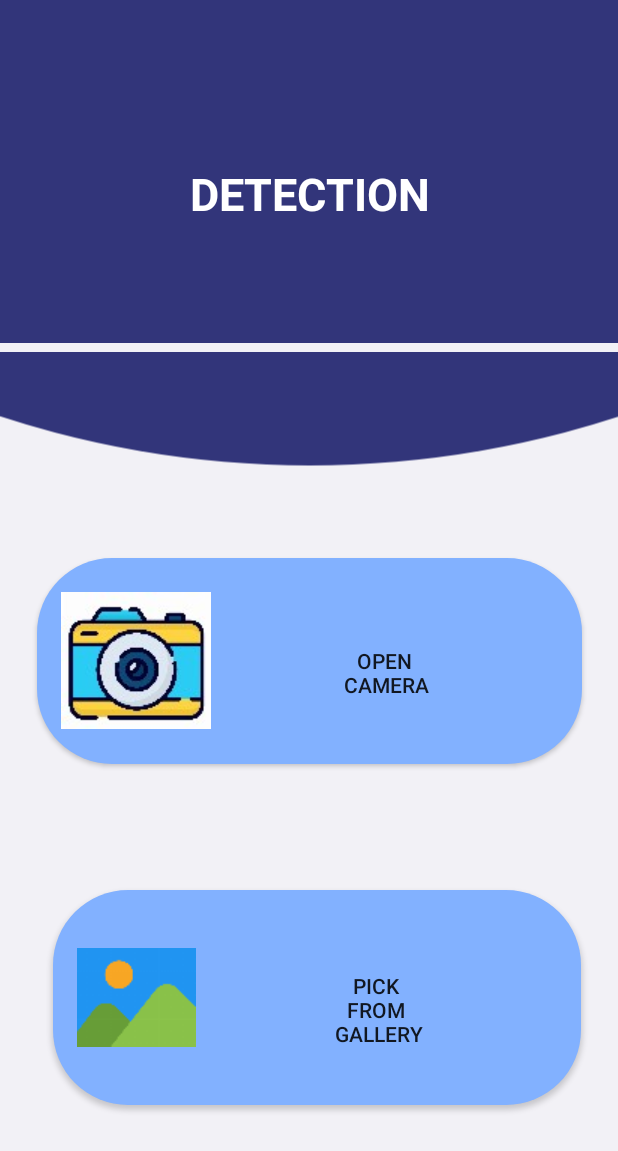
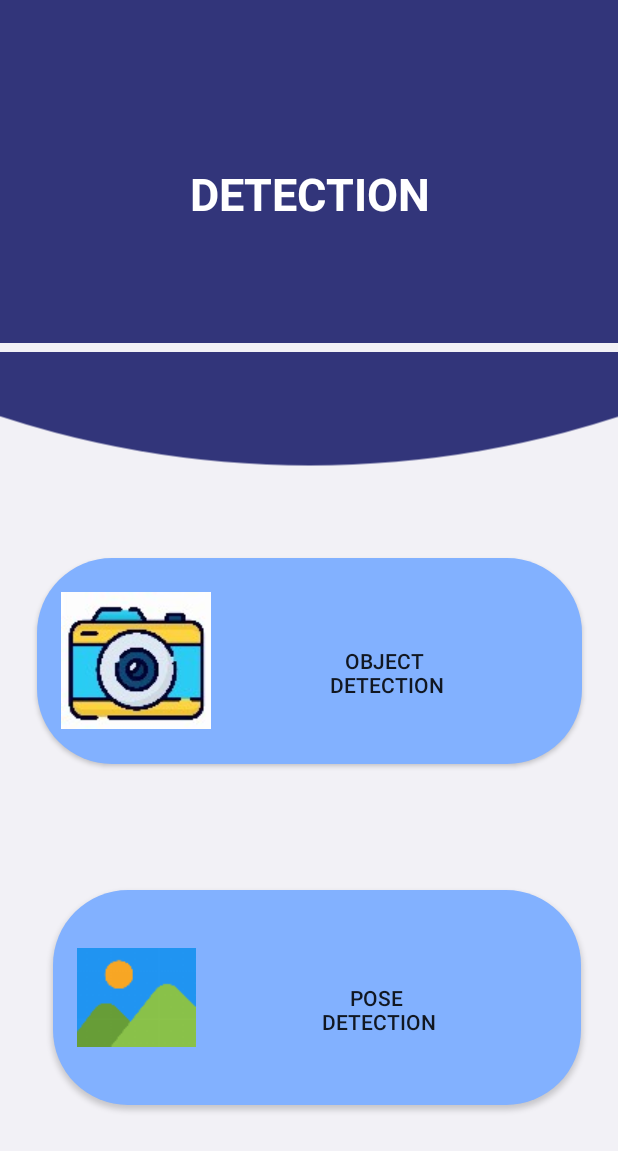
Before and after one commit to Kritika-Manglam/VisionAI, an Android app: the screen it shows after launch (firstpg before the commit, choicePage after it), on a phone screen of 412 x 824 dp. Shown: the top 1151 px of the screen. Run offline under Robolectric (Android 15) with nearby library versions, the phone set to English and light mode, and no system bars.

Commit message:
PoseDetection added

```diff
--- a/app/src/main/AndroidManifest.xml
+++ b/app/src/main/AndroidManifest.xml
@@ -19,6 +19,12 @@
         android:theme="@style/Theme.MyApplication"
         tools:targetApi="31">
         <activity
+            android:name=".choicePage"
+            android:exported="false" />
+        <activity
+            android:name=".PoseDetection"
+            android:exported="false" />
+        <activity
             android:name=".imagedetect"
             android:exported="false" />
         <activity
--- a/app/src/main/java/com/example/myapplication/SplashScreen.kt
+++ b/app/src/main/java/com/example/myapplication/SplashScreen.kt
@@ -17,7 +17,7 @@ class SplashScreen : AppCompatActivity() {
         enableEdgeToEdge()
         setContentView(R.layout.activity_splash_screen)
         Handler(Looper.getMainLooper()).postDelayed({
-            startActivity(Intent(this,firstpg::class.java))
+            startActivity(Intent(this,choicePage::class.java))
             finish()//to not get this page even after doing back from all the pages
         } ,3000)
 //        ViewCompat.setOnApplyWindowInsetsListener(findViewById(R.id.main)) { v, insets ->
--- /dev/null
+++ b/app/src/main/java/com/example/myapplication/choicePage.kt
@@ -0,0 +1,38 @@
+package com.example.myapplication
+
+import android.content.Intent
+import android.os.Bundle
+import android.widget.Button
+import androidx.activity.enableEdgeToEdge
+import androidx.appcompat.app.AppCompatActivity
+import androidx.core.view.ViewCompat
+import androidx.core.view.WindowInsetsCompat
+
+class choicePage : AppCompatActivity() {
+    private lateinit var bt1 : Button
+    private lateinit var bt2 : Button
+    override fun onCreate(savedInstanceState: Bundle?) {
+        super.onCreate(savedInstanceState)
+        enableEdgeToEdge()
+        setContentView(R.layout.activity_choice_page)
+        bt1= findViewById(R.id.b1)
+        bt1.setOnClickListener{
+            val intent= Intent (this , firstpg::class.java )
+            startActivity(intent)
+        }
+
+        bt2= findViewById(R.id.b2)
+        bt2.setOnClickListener{
+            val intent= Intent (this , PoseDetection::class.java )
+            startActivity(intent)
+        }
+
+
+
+//        ViewCompat.setOnApplyWindowInsetsListener(findViewById(R.id.main)) { v, insets ->
+//            val systemBars = insets.getInsets(WindowInsetsCompat.Type.systemBars())
+//            v.setPadding(systemBars.left, systemBars.top, systemBars.right, systemBars.bottom)
+//            insets
+//        }
+    }
+}
--- /dev/null
+++ b/app/src/main/res/layout/activity_choice_page.xml
@@ -0,0 +1,87 @@
+<?xml version="1.0" encoding="utf-8"?>
+<androidx.constraintlayout.widget.ConstraintLayout xmlns:android="http://schemas.android.com/apk/res/android"
+    xmlns:app="http://schemas.android.com/apk/res-auto"
+    xmlns:tools="http://schemas.android.com/tools"
+    android:id="@+id/main"
+    android:layout_width="match_parent"
+    android:layout_height="match_parent"
+    tools:context=".choicePage"
+    android:background="@color/light_blue">
+
+
+<Button
+    android:id="@+id/b1"
+    android:layout_width="363dp"
+    android:layout_height="137dp"
+    android:background="@drawable/btn_gallery"
+    android:drawableStart="@drawable/cam"
+    android:paddingHorizontal="16dp"
+    android:text=" \n Object \n Detection"
+    android:textAlignment="center"
+    android:textColorLink="#FFFFFF"
+    app:layout_constraintBottom_toBottomOf="parent"
+    app:layout_constraintEnd_toEndOf="parent"
+    app:layout_constraintStart_toStartOf="parent"
+    app:layout_constraintTop_toBottomOf="@+id/textView3"
+    app:layout_constraintVertical_bias="0.392" />
+
+<Button
+    android:id="@+id/b2"
+    android:layout_width="352dp"
+    android:layout_height="143dp"
+    android:background="@drawable/btn_gallery"
+    android:backgroundTint="@color/blue"
+    android:drawableStart="@drawable/pic"
+    android:paddingHorizontal="16dp"
+    android:text="  \n Pose \n Detection"
+    android:textAlignment="center"
+    android:textColorLink="#F7FFFFFF"
+    app:layout_constraintBottom_toBottomOf="parent"
+    app:layout_constraintEnd_toEndOf="parent"
+    app:layout_constraintHorizontal_bias="0.593"
+    app:layout_constraintStart_toStartOf="parent"
+    app:layout_constraintTop_toBottomOf="@+id/textView3"
+    app:layout_constraintVertical_bias="0.829" />
+
+<View
+    android:id="@+id/view"
+    android:layout_width="596dp"
+    android:layout_height="462dp"
+    android:layout_marginBottom="596dp"
+    android:background="@color/dark_blue"
+    app:layout_constraintBottom_toBottomOf="parent"
+    app:layout_constraintEnd_toEndOf="parent"
+    app:layout_constraintHorizontal_bias="0.503"
+    app:layout_constraintStart_toStartOf="parent" />
+
+<TextView
+    android:id="@+id/textView3"
+    android:layout_width="269dp"
+    android:layout_height="79dp"
+    android:gravity="center"
+    android:text="DETECTION"
+    android:textAlignment="center"
+    android:textColor="@color/white"
+    android:textColorHighlight="@color/white"
+    android:textSize="30sp"
+    android:textStyle="bold"
+    app:layout_constraintBottom_toBottomOf="parent"
+    app:layout_constraintEnd_toEndOf="parent"
+    app:layout_constraintStart_toStartOf="parent"
+    app:layout_constraintTop_toTopOf="parent"
+    app:layout_constraintVertical_bias="0.12" />
+
+<ImageView
+    android:id="@+id/imageView4"
+    android:layout_width="wrap_content"
+    android:layout_height="wrap_content"
+    android:layout_marginTop="67dp"
+    app:layout_constraintBottom_toTopOf="@+id/b1"
+    app:layout_constraintEnd_toEndOf="parent"
+    app:layout_constraintHorizontal_bias="1.0"
+    app:layout_constraintStart_toStartOf="parent"
+    app:layout_constraintTop_toBottomOf="@+id/textView3"
+    app:srcCompat="@drawable/arc" />
+
+
+</androidx.constraintlayout.widget.ConstraintLayout>
--- a/app/src/main/res/layout/activity_firstpg.xml
+++ b/app/src/main/res/layout/activity_firstpg.xml
@@ -58,7 +58,7 @@
         android:layout_width="269dp"
         android:layout_height="79dp"
         android:gravity="center"
-        android:text="DETECTION"
+        android:text="OBJECT DETECTION"
         android:textAlignment="center"
         android:textColor="@color/white"
         android:textColorHighlight="@color/white"
```
Also changed, not shown: app/src/main/java/com/example/myapplication/PoseDetection.kt (added, +156 -0 lines), app/src/main/res/layout/activity_pose_detection.xml (added, +21 -0 lines), 1 other file.
